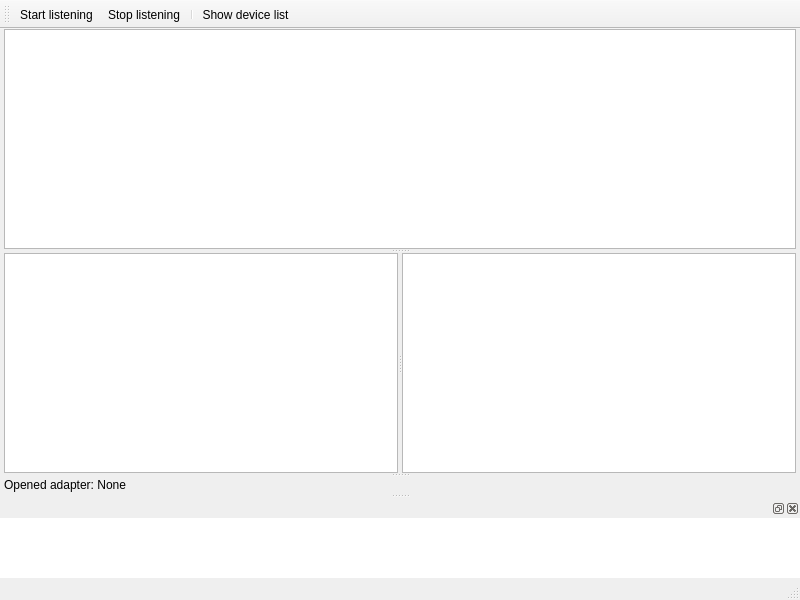
The window that Sniffer/Forms/MainWindow.ui (asmei1/Sniffer) describes before a commit, drawn with Qt 5.
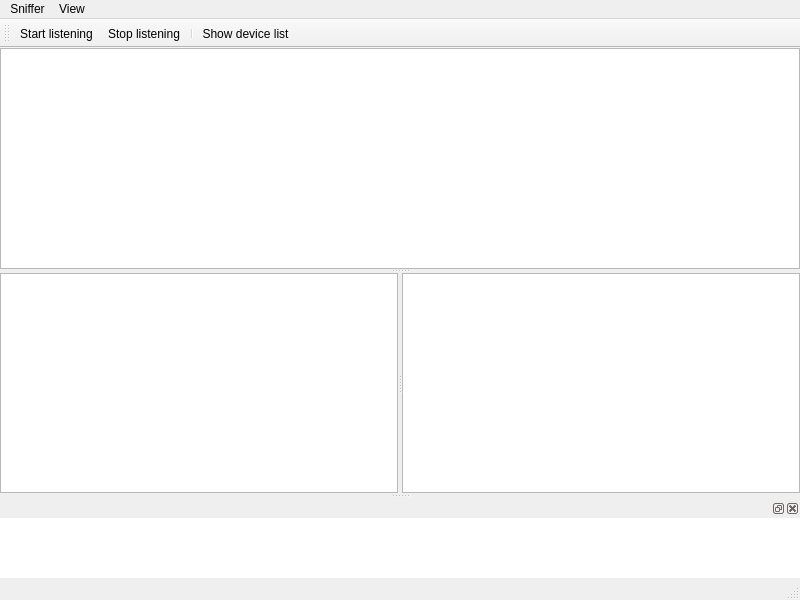
The same window after the commit. Custom widgets are drawn as their Qt base class.

Commit message: Added pernament widget in status bar with information about listening and opened adapter

Patch:
```diff
--- a/Sniffer/Forms/MainWindow.ui
+++ b/Sniffer/Forms/MainWindow.ui
@@ -19,13 +19,13 @@
      <number>0</number>
     </property>
     <property name="leftMargin">
-     <number>4</number>
+     <number>0</number>
     </property>
     <property name="topMargin">
      <number>0</number>
     </property>
     <property name="rightMargin">
-     <number>4</number>
+     <number>0</number>
     </property>
     <property name="bottomMargin">
      <number>0</number>
@@ -38,7 +38,17 @@
       <property name="childrenCollapsible">
        <bool>false</bool>
       </property>
-      <widget class="PacketsTableView" name="tableView_packets"/>
+      <widget class="PacketsTableView" name="tableView_packets">
+       <property name="alternatingRowColors">
+        <bool>true</bool>
+       </property>
+       <property name="sortingEnabled">
+        <bool>true</bool>
+       </property>
+       <property name="wordWrap">
+        <bool>false</bool>
+       </property>
+      </widget>
       <widget class="QSplitter" name="splitter">
        <property name="orientation">
         <enum>Qt::Horizontal</enum>
@@ -46,7 +56,11 @@
        <property name="childrenCollapsible">
         <bool>true</bool>
        </property>
-       <widget class="QTreeView" name="treeView_infoView"/>
+       <widget class="QTreeView" name="treeView_infoView">
+        <property name="enabled">
+         <bool>true</bool>
+        </property>
+       </widget>
        <widget class="QPlainTextEdit" name="plainTextEdit_tempInfoBox">
         <property name="autoFillBackground">
          <bool>false</bool>
@@ -65,11 +79,6 @@
         </property>
        </widget>
       </widget>
-      <widget class="QLabel" name="label_openedAdapter">
-       <property name="text">
-        <string>Opened adapter: None</string>
-       </property>
-      </widget>
      </widget>
     </item>
    </layout>
@@ -80,9 +89,28 @@
      <x>0</x>
      <y>0</y>
      <width>800</width>
-     <height>21</height>
+     <height>22</height>
     </rect>
    </property>
+   <widget class="QMenu" name="menuSniffer">
+    <property name="title">
+     <string>Sniffer</string>
+    </property>
+    <addaction name="actionShow_device_list"/>
+    <addaction name="separator"/>
+    <addaction name="actionStart_listening"/>
+    <addaction name="actionStop_listening"/>
+    <addaction name="separator"/>
+    <addaction name="actionQuit"/>
+   </widget>
+   <widget class="QMenu" name="menuView">
+    <property name="title">
+     <string>View</string>
+    </property>
+    <addaction name="actionLog_window"/>
+   </widget>
+   <addaction name="menuSniffer"/>
+   <addaction name="menuView"/>
   </widget>
   <widget class="QStatusBar" name="statusbar"/>
   <widget class="QDockWidget" name="dockWidget_logger">
```
Left out of the diff: 17 changed lines with no effect on the pictures. The commit also changes 11 other files.
